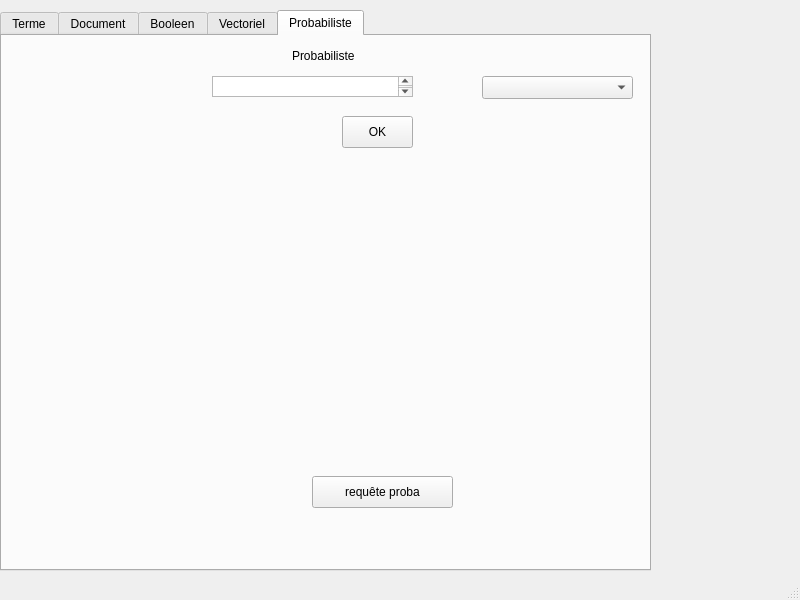
Before: the Qt Designer form Design/Main.ui in ressay/RI, drawn with Qt 5.
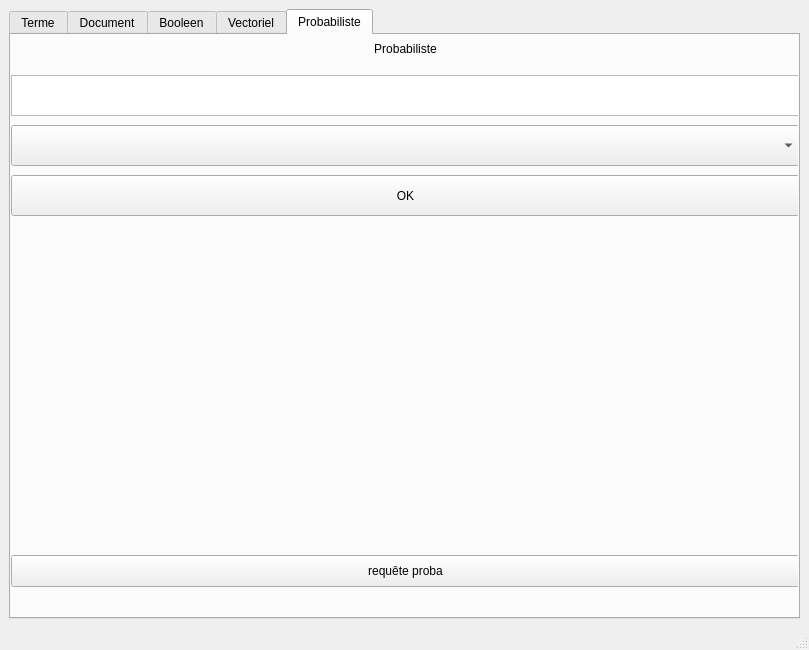
After: the same form once the commit is applied. The open tabs and pages were chosen to show the change.

Diff of the .ui file:
```diff
--- a/Design/Main.ui
+++ b/Design/Main.ui
@@ -6,25 +6,34 @@
    <rect>
     <x>0</x>
     <y>0</y>
-    <width>800</width>
-    <height>600</height>
+    <width>809</width>
+    <height>650</height>
    </rect>
   </property>
   <property name="windowTitle">
    <string>MainWindow</string>
   </property>
   <widget class="QWidget" name="centralwidget">
+   <layout class="QHBoxLayout" name="horizontalLayout">
+    <item>
    <widget class="QTabWidget" name="tabWidget">
-    <property name="geometry">
-     <rect>
-      <x>0</x>
-      <y>10</y>
-      <width>651</width>
-      <height>561</height>
-     </rect>
+      <property name="sizePolicy">
+       <sizepolicy hsizetype="Expanding" vsizetype="Expanding">
+        <horstretch>0</horstretch>
+        <verstretch>0</verstretch>
+       </sizepolicy>
+      </property>
+      <property name="tabPosition">
+       <enum>QTabWidget::North</enum>
+      </property>
+      <property name="tabShape">
+       <enum>QTabWidget::Rounded</enum>
     </property>
     <property name="currentIndex">
-     <number>0</number>
+       <number>3</number>
+      </property>
+      <property name="tabBarAutoHide">
+       <bool>false</bool>
     </property>
     <widget class="QWidget" name="tab">
      <attribute name="title">
@@ -204,13 +213,26 @@
      <attribute name="title">
       <string>Probabiliste</string>
      </attribute>
+       <widget class="QPushButton" name="probButton2">
+        <property name="geometry">
+         <rect>
+          <x>0</x>
+          <y>520</y>
+          <width>789</width>
+          <height>32</height>
+         </rect>
+        </property>
+        <property name="text">
+         <string>requête proba</string>
+        </property>
+       </widget>
      <widget class="QPushButton" name="probButton">
       <property name="geometry">
        <rect>
-        <x>340</x>
-        <y>80</y>
-        <width>71</width>
-        <height>32</height>
+          <x>0</x>
+          <y>140</y>
+          <width>789</width>
+          <height>41</height>
        </rect>
       </property>
       <property name="styleSheet">
@@ -220,64 +242,46 @@
        <string>OK</string>
       </property>
      </widget>
-     <widget class="QLabel" name="probLabel">
-      <property name="geometry">
-       <rect>
-        <x>290</x>
-        <y>10</y>
-        <width>81</width>
-        <height>20</height>
-       </rect>
-      </property>
-      <property name="text">
-       <string>Probabiliste</string>
-      </property>
-     </widget>
      <widget class="QTextEdit" name="probEdit">
       <property name="geometry">
        <rect>
-        <x>210</x>
+          <x>0</x>
         <y>40</y>
-        <width>201</width>
-        <height>21</height>
+          <width>789</width>
+          <height>41</height>
        </rect>
       </property>
      </widget>
      <widget class="QComboBox" name="probCombo">
       <property name="geometry">
        <rect>
-        <x>480</x>
-        <y>40</y>
-        <width>151</width>
-        <height>23</height>
+          <x>0</x>
+          <y>90</y>
+          <width>789</width>
+          <height>41</height>
        </rect>
       </property>
      </widget>
-     <widget class="QPushButton" name="probButton2">
-      <property name="geometry">
-       <rect>
-        <x>310</x>
-        <y>440</y>
-        <width>141</width>
-        <height>32</height>
-       </rect>
-      </property>
-      <property name="text">
-       <string>requête proba</string>
-      </property>
-     </widget>
-    </widget>
-   </widget>
-  </widget>
-  <widget class="QMenuBar" name="menubar">
+       <widget class="QLabel" name="probLabel">
    <property name="geometry">
     <rect>
      <x>0</x>
      <y>0</y>
-     <width>800</width>
-     <height>20</height>
-    </rect>
-   </property>
+          <width>789</width>
+          <height>28</height>
+         </rect>
+        </property>
+        <property name="text">
+         <string>Probabiliste</string>
+        </property>
+        <property name="alignment">
+         <set>Qt::AlignCenter</set>
+        </property>
+       </widget>
+      </widget>
+     </widget>
+    </item>
+   </layout>
   </widget>
   <widget class="QStatusBar" name="statusbar"/>
  </widget>
```
Left out of the diff: 150 changed lines with no effect on the pictures. Lines whose indentation alone changed are shown as unchanged.
